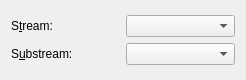
syncope/lavue, file lavuelib/ui/ASAPOSourceWidget.ui: the form before one commit.
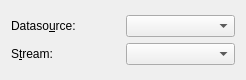
The form after the commit.

Commit message:
Issue 496: add support for asapo 2020.12.0 (#497)
* add support for asapo 2020.12.0

* update asapo to newer version

* add tests for new asapo version

* fixes for pytine image source

* apply pep8

Diff of the .ui file:
```diff
--- a/lavuelib/ui/ASAPOSourceWidget.ui
+++ b/lavuelib/ui/ASAPOSourceWidget.ui
@@ -17,7 +17,7 @@
    <item row="0" column="0">
     <layout class="QGridLayout" name="gridLayout">
      <item row="0" column="1">
-      <widget class="QComboBox" name="asapostreamComboBox">
+      <widget class="QComboBox" name="asapodatasourceComboBox">
        <property name="toolTip">
         <string>&lt;html&gt;&lt;head/&gt;&lt;body&gt;&lt;p&gt;asapo host:port name for the server&lt;/p&gt;&lt;/body&gt;&lt;/html&gt;</string>
        </property>
@@ -27,6 +27,19 @@
       </widget>
      </item>
      <item row="0" column="0">
+      <widget class="QLabel" name="asapodatasourceLabel">
+       <property name="toolTip">
+        <string>&lt;html&gt;&lt;head/&gt;&lt;body&gt;&lt;p&gt;asapo datasource name &lt;/p&gt;&lt;/body&gt;&lt;/html&gt;</string>
+       </property>
+       <property name="text">
+        <string>Dataso&amp;urce:</string>
+       </property>
+       <property name="buddy">
+        <cstring>asapodatasourceComboBox</cstring>
+       </property>
+      </widget>
+     </item>
+     <item row="1" column="0">
       <widget class="QLabel" name="asapostreamLabel">
        <property name="toolTip">
         <string>&lt;html&gt;&lt;head/&gt;&lt;body&gt;&lt;p&gt;asapo host:port name for the server&lt;/p&gt;&lt;/body&gt;&lt;/html&gt;</string>
@@ -39,21 +52,8 @@
        </property>
       </widget>
      </item>
-     <item row="1" column="0">
-      <widget class="QLabel" name="asaposubstreamLabel">
-       <property name="toolTip">
-        <string>&lt;html&gt;&lt;head/&gt;&lt;body&gt;&lt;p&gt;ASAPO substream name&lt;/p&gt;&lt;/body&gt;&lt;/html&gt;</string>
-       </property>
-       <property name="text">
-        <string>S&amp;ubstream:</string>
-       </property>
-       <property name="buddy">
-        <cstring>asaposubstreamComboBox</cstring>
-       </property>
-      </widget>
-     </item>
      <item row="1" column="1">
-      <widget class="QComboBox" name="asaposubstreamComboBox">
+      <widget class="QComboBox" name="asapostreamComboBox">
        <property name="toolTip">
         <string>&lt;html&gt;&lt;head/&gt;&lt;body&gt;&lt;p&gt;ASAPO substream name&lt;/p&gt;&lt;/body&gt;&lt;/html&gt;</string>
        </property>
```
Left out of the diff: 6 changed lines with no effect on the pictures. The commit also changes 9 other files.
